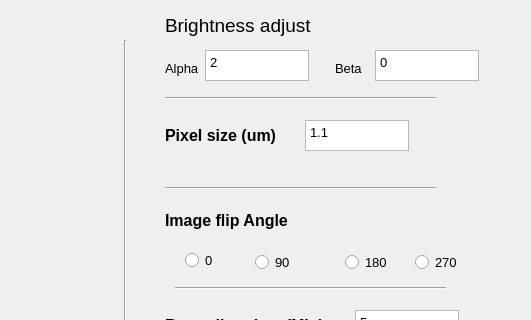
Qt form Wormtracker.ui (qazx8855/C.elegans_tracker) before a commit; both pictures show x 645 to 1176 and y 0 to 320 of the 1176 by 852 pixel window.
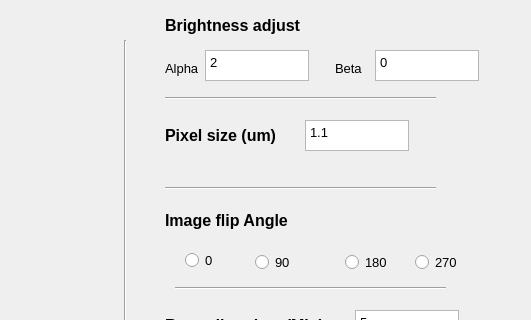
The same form after that commit.

Diff of the .ui file:
```diff
--- a/Wormtracker.ui
+++ b/Wormtracker.ui
@@ -291,7 +291,9 @@
    </property>
    <property name="font">
     <font>
-     <pointsize>14</pointsize>
+     <pointsize>12</pointsize>
+     <weight>75</weight>
+     <bold>true</bold>
     </font>
    </property>
    <property name="text">
```
